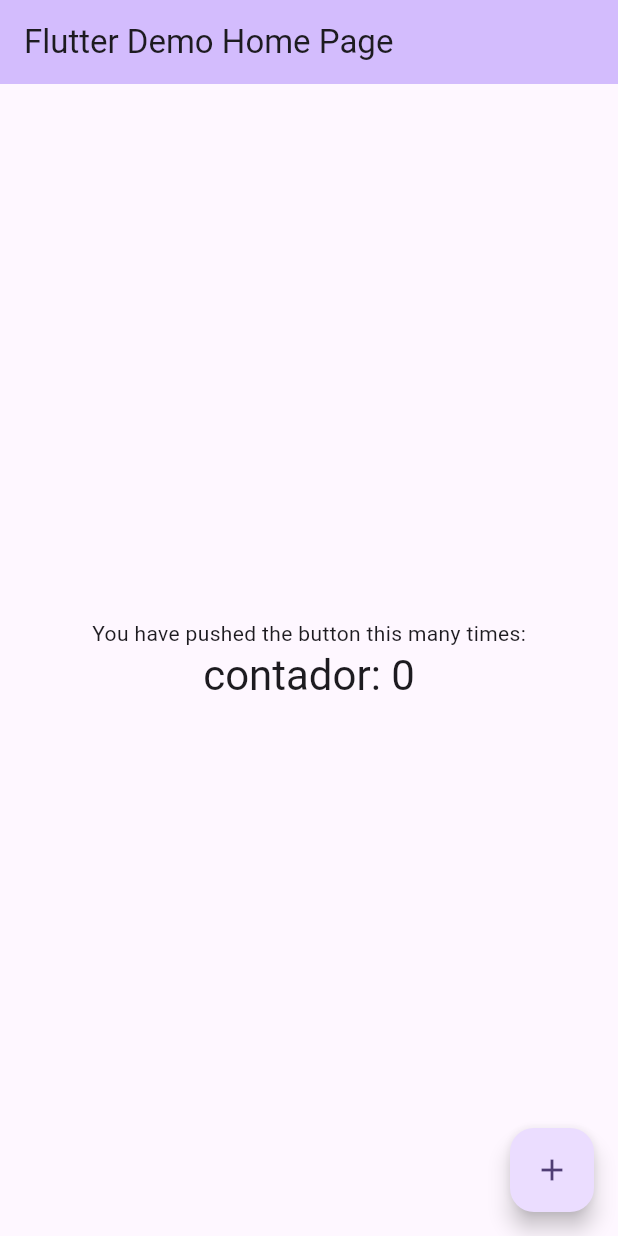
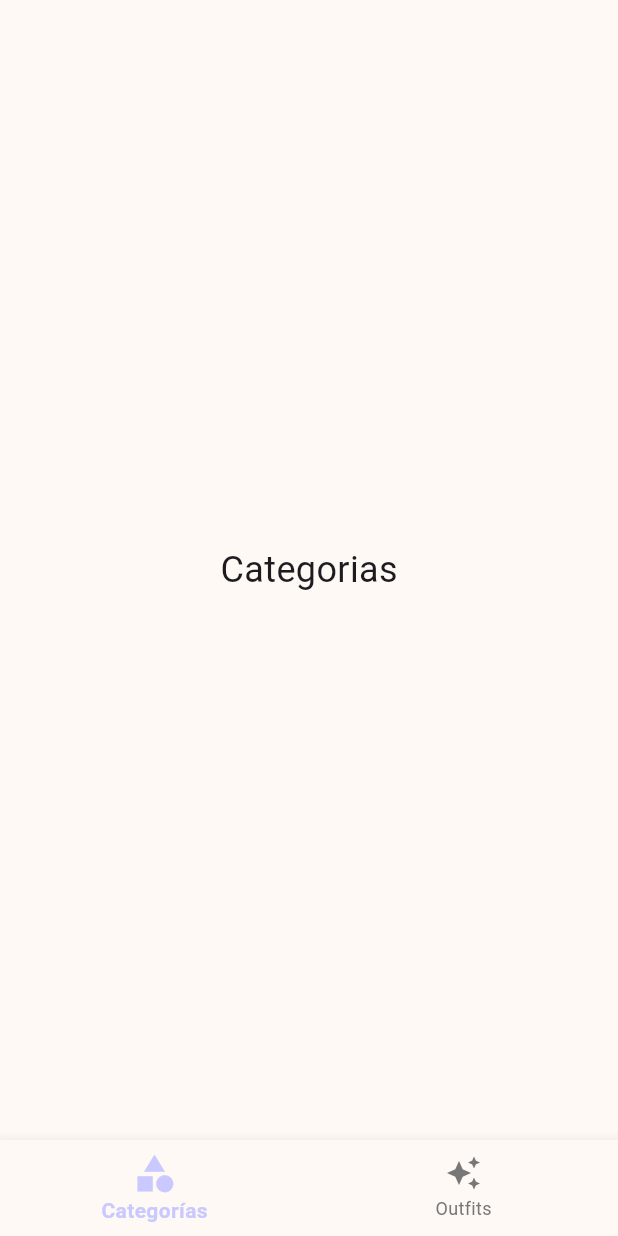
Before and after one commit to SebastianSoto18/StroufitApp, a Flutter app: the screen it shows after launch, on a phone screen of 412 x 824 dp. Run offline on Flutter 3.47's test engine with Material 3 defaults, Android fonts, the phone set to English and light mode, and no system bars; our stand-ins replace flutter_riverpod; Roboto replaces fonts that are missing (Poppins).

Commit message:
resolviendo error de compilacion, agregando theme y colores base, agregando barra de navegacion y estados

```diff
--- a/lib/main.dart
+++ b/lib/main.dart
@@ -1,126 +1,18 @@
 import 'package:flutter/material.dart';
+import 'package:flutter_riverpod/flutter_riverpod.dart';
+import 'package:stroufitapp/presentation/views/home.dart';
+import 'package:stroufitapp/theme/theme.dart';
 
-void main() {
-  runApp(const MyApp());
-}
+void main() => runApp(ProviderScope(child: MyApp()));
 
 class MyApp extends StatelessWidget {
-  const MyApp({super.key});
-
-  // This widget is the root of your application.
   @override
   Widget build(BuildContext context) {
     return MaterialApp(
-      title: 'Flutter Demo',
-      theme: ThemeData(
-        // This is the theme of your application.
-        //
-        // TRY THIS: Try running your application with "flutter run". You'll see
-        // the application has a purple toolbar. Then, without quitting the app,
-        // try changing the seedColor in the colorScheme below to Colors.green
-        // and then invoke "hot reload" (save your changes or press the "hot
-        // reload" button in a Flutter-supported IDE, or press "r" if you used
-        // the command line to start the app).
-        //
-        // Notice that the counter didn't reset back to zero; the application
-        // state is not lost during the reload. To reset the state, use hot
-        // restart instead.
-        //
-        // This works for code too, not just values: Most code changes can be
-        // tested with just a hot reload.
-        colorScheme: ColorScheme.fromSeed(seedColor: Colors.deepPurple),
-        useMaterial3: true,
-      ),
-      home: const MyHomePage(title: 'Flutter Demo Home Page'),
+      title: 'Stroufit',
+      debugShowCheckedModeBanner: false,
+      theme: AppTheme.lightTheme,
+      home: Home(),
     );
   }
 }
-
-class MyHomePage extends StatefulWidget {
-  const MyHomePage({super.key, required this.title});
-
-  // This widget is the home page of your application. It is stateful, meaning
-  // that it has a State object (defined below) that contains fields that affect
-  // how it looks.
-
-  // This class is the configuration for the state. It holds the values (in this
-  // case the title) provided by the parent (in this case the App widget) and
-  // used by the build method of the State. Fields in a Widget subclass are
-  // always marked "final".
-
-  final String title;
-
-  @override
-  State<MyHomePage> createState() => _MyHomePageState();
-}
-
-class _MyHomePageState extends State<MyHomePage> {
-  int _counter = 0;
-
-  void _incrementCounter() {
-    setState(() {
-      // This call to setState tells the Flutter framework that something has
-      // changed in this State, which causes it to rerun the build method below
-      // so that the display can reflect the updated values. If we changed
-      // _counter without calling setState(), then the build method would not be
-      // called again, and so nothing would appear to happen.
-      _counter++;
-    });
-  }
-
-  @override
-  Widget build(BuildContext context) {
-    // This method is rerun every time setState is called, for instance as done
-    // by the _incrementCounter method above.
-    //
-    // The Flutter framework has been optimized to make rerunning build methods
-    // fast, so that you can just rebuild anything that needs updating rather
-    // than having to individually change instances of widgets.
-    return Scaffold(
-      appBar: AppBar(
-        // TRY THIS: Try changing the color here to a specific color (to
-        // Colors.amber, perhaps?) and trigger a hot reload to see the AppBar
-        // change color while the other colors stay the same.
-        backgroundColor: Theme.of(context).colorScheme.inversePrimary,
-        // Here we take the value from the MyHomePage object that was created by
-        // the App.build method, and use it to set our appbar title.
-        title: Text(widget.title),
-      ),
-      body: Center(
-        // Center is a layout widget. It takes a single child and positions it
-        // in the middle of the parent.
-        child: Column(
-          // Column is also a layout widget. It takes a list of children and
-          // arranges them vertically. By default, it sizes itself to fit its
-          // children horizontally, and tries to be as tall as its parent.
-          //
-          // Column has various properties to control how it sizes itself and
-          // how it positions its children. Here we use mainAxisAlignment to
-          // center the children vertically; the main axis here is the vertical
-          // axis because Columns are vertical (the cross axis would be
-          // horizontal).
-          //
-          // TRY THIS: Invoke "debug painting" (choose the "Toggle Debug Paint"
-          // action in the IDE, or press "p" in the console), to see the
-          // wireframe for each widget.
-          mainAxisAlignment: MainAxisAlignment.center,
-          children: <Widget>[
-            const Text(
-              'You have pushed the button this many times:',
-            ),
-            Text(
-
-              'contador: $_counter',
-              style: Theme.of(context).textTheme.headlineMedium,
-            ),
-          ],
-        ),
-      ),
-      floatingActionButton: FloatingActionButton(
-        onPressed: _incrementCounter,
-        tooltip: 'Increment',
-        child: const Icon(Icons.add),
-      ), // This trailing comma makes auto-formatting nicer for build methods.
-    );
-  }
-}
--- /dev/null
+++ b/lib/presentation/views/home.dart
@@ -0,0 +1,39 @@
+import 'package:flutter/material.dart';
+import 'package:flutter_riverpod/flutter_riverpod.dart';
+import 'package:stroufitapp/presentation/views/pages/categories.dart';
+import 'package:stroufitapp/presentation/views/pages/generate_oufit.dart';
+
+import '../../providers/navigation_provider.dart';
+
+
+class Home extends ConsumerWidget {
+  const Home({super.key});
+
+  @override
+  Widget build(BuildContext context, WidgetRef ref) {
+    final currentIndex = ref.watch(selectedIndexProvider);
+
+    final pages = [
+      const Categories(),
+      const GenerateOufit(),
+    ];
+
+    return Scaffold(
+      body: pages[currentIndex],
+      bottomNavigationBar: BottomNavigationBar(
+        currentIndex: currentIndex,
+        onTap: (index) => ref.read(selectedIndexProvider.notifier).state = index,
+        items: const [
+          BottomNavigationBarItem(
+            icon: Icon(Icons.category),
+            label: 'Categorías',
+          ),
+          BottomNavigationBarItem(
+            icon: Icon(Icons.auto_awesome),
+            label: 'Outfits',
+          ),
+        ],
+      ),
+    );
+  }
+}
--- /dev/null
+++ b/lib/presentation/views/pages/categories.dart
@@ -0,0 +1,10 @@
+import 'package:flutter/material.dart';
+
+class Categories extends StatelessWidget {
+  const Categories({super.key});
+
+  @override
+  Widget build(BuildContext context) {
+    return Center(child: Text("Categorias", style: TextStyle(fontSize: 24)));
+  }
+}
--- /dev/null
+++ b/lib/presentation/views/pages/generate_oufit.dart
@@ -0,0 +1,10 @@
+import 'package:flutter/material.dart';
+
+class GenerateOufit extends StatelessWidget {
+  const GenerateOufit({super.key});
+
+  @override
+  Widget build(BuildContext context) {
+    return Center(child: Text("GenerarOutfit", style: TextStyle(fontSize: 24)));
+  }
+}
--- /dev/null
+++ b/lib/providers/navigation_provider.dart
@@ -0,0 +1,5 @@
+import 'package:flutter_riverpod/flutter_riverpod.dart';
+
+final selectedIndexProvider = StateProvider<int>((ref) {
+  return 0; // Default index
+});
--- /dev/null
+++ b/lib/theme/theme.dart
@@ -0,0 +1,37 @@
+import 'package:flutter/material.dart';
+
+class AppTheme {
+  static const Color primary = Color(0xFFC9C9FF);
+  static const Color secondary = Color(0xFFFFB3BA);
+  static const Color tertiary = Color(0xFFB5EAD7);
+  static const Color background = Color(0xFFFFF9F5);
+  static const Color textTittle = Color(0xFF444444);
+  static const Color textSubTittle = Color(0xFF777777);
+  static const Color textPrimary = Color(0xFF838383);
+
+  static ThemeData get lightTheme {
+    return ThemeData(
+      useMaterial3: true,
+      scaffoldBackgroundColor: background,
+      bottomNavigationBarTheme: BottomNavigationBarThemeData(
+        backgroundColor: AppTheme.background,
+        selectedItemColor: AppTheme.primary,
+        unselectedItemColor: AppTheme.textSubTittle,
+        selectedIconTheme: IconThemeData(size: 30),
+        unselectedIconTheme: IconThemeData(size: 24),
+        selectedLabelStyle: TextStyle(
+          fontSize: 14,
+          fontWeight: FontWeight.bold,
+          fontFamily: 'Poppins',
+        ),
+        unselectedLabelStyle: TextStyle(
+          fontSize: 12,
+          fontWeight: FontWeight.normal,
+          fontFamily: 'Poppins',
+        ),
+        showUnselectedLabels: true,
+        type: BottomNavigationBarType.fixed,
+      ),
+    );
+  }
+}
```
Also changed, not shown: pubspec.yaml (+5 -7 lines), pubspec.lock, 3 other files.
